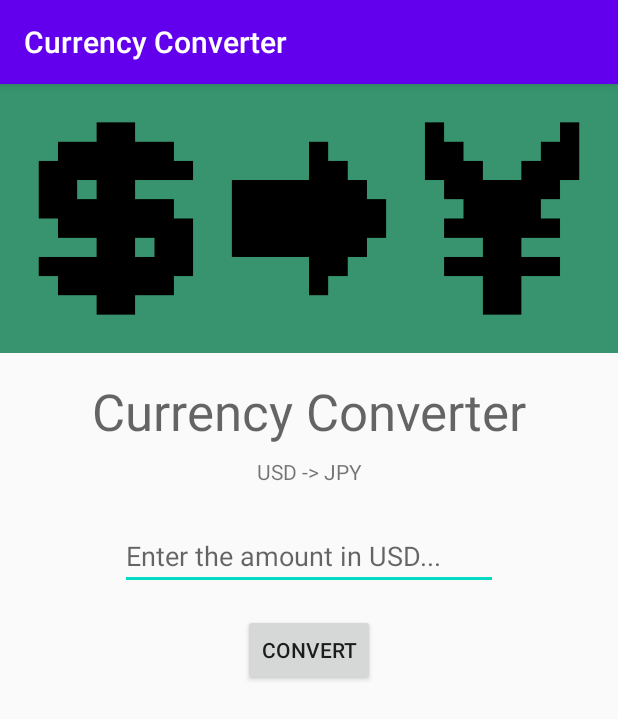
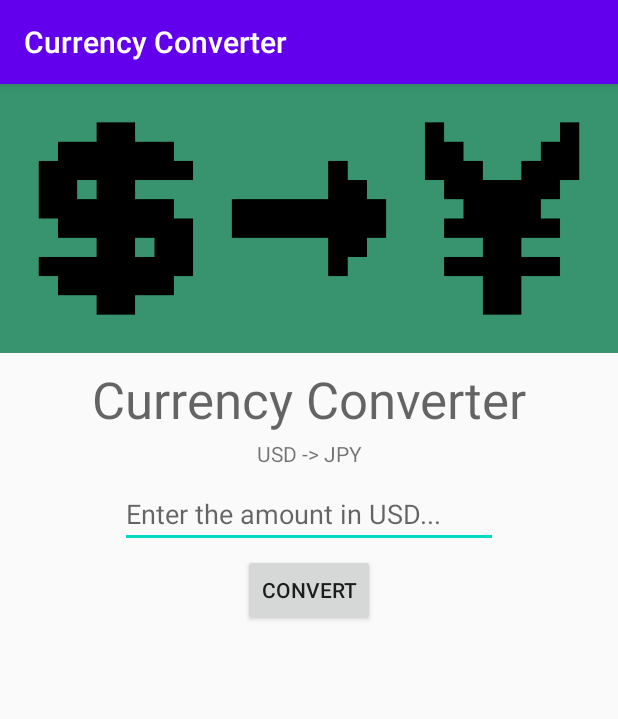
Before and after one commit to Hexmith/Android-Development-Dojo, an Android app: the screen it shows after launch (MainActivity), after a tap on "CONVERT", on a phone screen of 412 x 824 dp. Shown: the top 719 px of the screen. Run offline under Robolectric (Android 15) with nearby library versions, the phone set to English and light mode, and no system bars.

Commit message:
Just a few adjustments

```diff
--- a/CurrencyConverter/app/src/main/java/com/example/currencyconverter/MainActivity.java
+++ b/CurrencyConverter/app/src/main/java/com/example/currencyconverter/MainActivity.java
@@ -26,7 +26,7 @@ public class MainActivity extends AppCompatActivity {
 
         // Converting the amount entered by the user if it isn't empty.
         if (amountToConvert.getText().toString().equals("")) {
-            Toast.makeText(this, "Please, enter any amount.", Toast.LENGTH_SHORT).show();
+            Toast.makeText(this, "Please, enter any amount in USD.", Toast.LENGTH_SHORT).show();
         } else {
             // 1 USD = 105.36 JPY (08/28/2020).
             double usdInJpyRate = 105.36;
--- a/CurrencyConverter/app/src/main/res/layout/activity_main.xml
+++ b/CurrencyConverter/app/src/main/res/layout/activity_main.xml
@@ -21,7 +21,7 @@
         android:id="@+id/titleTextView"
         android:layout_width="wrap_content"
         android:layout_height="wrap_content"
-        android:layout_marginTop="16dp"
+        android:layout_marginTop="8dp"
         android:text="@string/title_text_view"
         android:textAppearance="@style/TextAppearance.AppCompat.Display1"
         app:layout_constraintEnd_toEndOf="parent"
@@ -33,7 +33,7 @@
         android:id="@+id/subtitleTextView"
         android:layout_width="wrap_content"
         android:layout_height="wrap_content"
-        android:layout_marginTop="8dp"
+        android:layout_marginTop="4dp"
         android:text="@string/subtitle_text_view"
         app:layout_constraintEnd_toEndOf="parent"
         app:layout_constraintHorizontal_bias="0.5"
@@ -45,7 +45,7 @@
         android:layout_width="0dp"
         android:layout_height="wrap_content"
         android:layout_marginStart="80dp"
-        android:layout_marginTop="24dp"
+        android:layout_marginTop="8dp"
         android:layout_marginEnd="80dp"
         android:ems="10"
         android:hint="@string/edit_text_number"
@@ -58,7 +58,7 @@
         android:id="@+id/button"
         android:layout_width="wrap_content"
         android:layout_height="wrap_content"
-        android:layout_marginTop="16dp"
+        android:layout_marginTop="4dp"
         android:onClick="convertAmount"
         android:text="@string/button"
         app:layout_constraintEnd_toEndOf="parent"
```
Also changed, not shown: CurrencyConverter/app/src/main/res/drawable-v24/usd_to_jpy.png.
